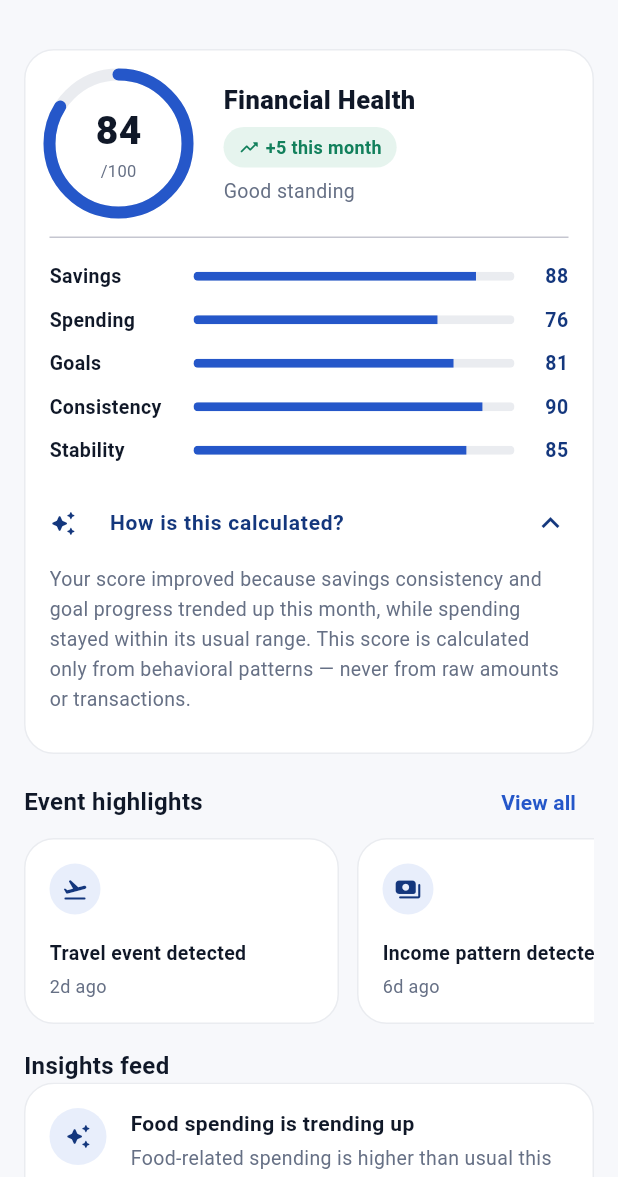
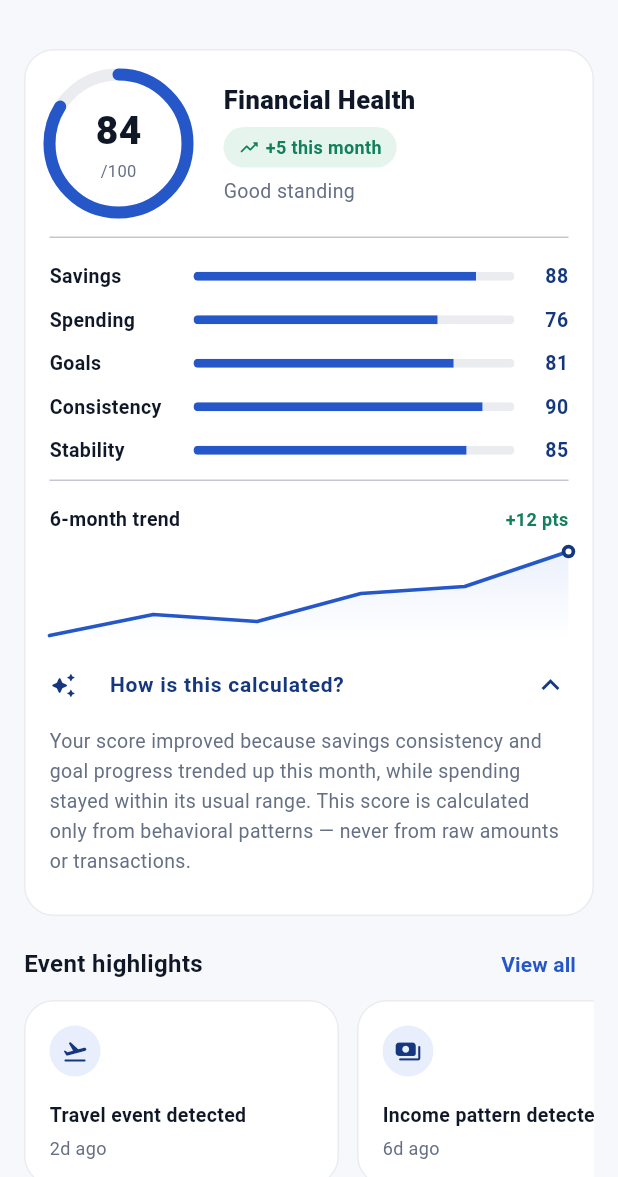
Before and after one commit to sooubh/sbi, a Flutter app: the CompassScreen screen opened directly, after a tap on "How is this calculated?", on a phone screen of 412 x 824 dp, the part 59-1236 px from its top. Run offline on Flutter 3.47's test engine with Material 3 defaults, Android fonts, the phone set to English and light mode, and no system bars; our stand-ins replace cloud_firestore, cloud_functions, firebase_auth, firebase_core, flutter_riverpod, shared_preferences; accounts and stored records are empty; network calls fail.

Commit message:
feat: 6-month health score trend chart
- HealthScore model gains a history series
- ScoreTrendChart: dependency-free CustomPainter sparkline with gradient
  fill and end-point marker
- Health Score card shows the trend with a points delta

```diff
--- a/lib/features/compass/widgets/health_score_card.dart
+++ b/lib/features/compass/widgets/health_score_card.dart
@@ -4,10 +4,11 @@ import '../../../core/constants/app_constants.dart';
 import '../../../core/theme/app_colors.dart';
 import '../../../models/health_score.dart';
 import '../../../widgets/app_card.dart';
+import '../../../widgets/score_trend_chart.dart';
 import '../../../widgets/trend_chip.dart';
 
 /// Financial Health Score card (PRD Feature 2): gauge, trend, section
-/// breakdown and an expandable plain-language AI explanation.
+/// breakdown, 6-month history chart and an expandable AI explanation.
 class HealthScoreCard extends StatelessWidget {
   const HealthScoreCard({super.key, required this.score});
 
@@ -15,6 +16,10 @@ class HealthScoreCard extends StatelessWidget {
 
   @override
   Widget build(BuildContext context) {
+    final delta = score.history.length < 2
+        ? 0
+        : score.history.last - score.history.first;
+
     return AppCard(
       child: Column(
         crossAxisAlignment: CrossAxisAlignment.start,
@@ -98,6 +103,25 @@ class HealthScoreCard extends StatelessWidget {
             ),
             const SizedBox(height: Insets.s + 2),
           ],
+          const Divider(height: 1),
+          const SizedBox(height: Insets.m),
+          Row(
+            children: [
+              const Text('6-month trend',
+                  style: TextStyle(fontSize: 13, fontWeight: FontWeight.w700, color: AppColors.ink)),
+              const Spacer(),
+              Text(
+                '${delta >= 0 ? '+' : ''}$delta pts',
+                style: TextStyle(
+                  fontSize: 12,
+                  fontWeight: FontWeight.w700,
+                  color: delta >= 0 ? AppColors.success : AppColors.warning,
+                ),
+              ),
+            ],
+          ),
+          const SizedBox(height: Insets.s),
+          ScoreTrendChart(history: score.history),
           Theme(
             data: Theme.of(context).copyWith(dividerColor: Colors.transparent),
             child: ExpansionTile(
--- a/lib/models/health_score.dart
+++ b/lib/models/health_score.dart
@@ -12,12 +12,16 @@ class HealthScore {
   const HealthScore({
     required this.total,
     required this.trendDelta,
+    required this.history,
     required this.sections,
     required this.aiExplanation,
   });
 
   final int total; // 0–100
   final int trendDelta; // points vs last month
+
+  /// Monthly score history, oldest first (last value == current total).
+  final List<int> history;
   final List<HealthScoreSection> sections;
 
   /// Plain-language explanation of the score (explainability requirement).
--- a/lib/services/demo_feed_service.dart
+++ b/lib/services/demo_feed_service.dart
@@ -16,6 +16,7 @@ final healthScoreProvider = Provider<HealthScore>((ref) {
   return const HealthScore(
     total: 84,
     trendDelta: 5,
+    history: [72, 75, 74, 78, 79, 84],
     sections: [
       HealthScoreSection(name: 'Savings', score: 88),
       HealthScoreSection(name: 'Spending', score: 76),
--- /dev/null
+++ b/lib/widgets/score_trend_chart.dart
@@ -0,0 +1,80 @@
+import 'package:flutter/material.dart';
+
+import '../core/theme/app_colors.dart';
+
+/// Dependency-free sparkline for the health score history.
+class ScoreTrendChart extends StatelessWidget {
+  const ScoreTrendChart({super.key, required this.history});
+
+  /// Monthly values, oldest first.
+  final List<int> history;
+
+  @override
+  Widget build(BuildContext context) {
+    return SizedBox(
+      height: 64,
+      width: double.infinity,
+      child: CustomPaint(painter: _SparklinePainter(values: history)),
+    );
+  }
+}
+
+class _SparklinePainter extends CustomPainter {
+  _SparklinePainter({required this.values});
+
+  final List<int> values;
+
+  @override
+  void paint(Canvas canvas, Size size) {
+    if (values.length < 2) return;
+
+    final min = values.reduce((a, b) => a < b ? a : b).toDouble();
+    final max = values.reduce((a, b) => a > b ? a : b).toDouble();
+    final range = (max - min) == 0 ? 1.0 : (max - min);
+    final dx = size.width / (values.length - 1);
+
+    Offset pointAt(int i) {
+      final normalized = (values[i] - min) / range;
+      return Offset(i * dx, size.height - 4 - normalized * (size.height - 8));
+    }
+
+    final line = Path()..moveTo(pointAt(0).dx, pointAt(0).dy);
+    for (var i = 1; i < values.length; i++) {
+      line.lineTo(pointAt(i).dx, pointAt(i).dy);
+    }
+
+    // Soft gradient fill under the line.
+    final fill = Path.from(line)
+      ..lineTo(size.width, size.height)
+      ..lineTo(0, size.height)
+      ..close();
+    canvas.drawPath(
+      fill,
+      Paint()
+        ..shader = LinearGradient(
+          begin: Alignment.topCenter,
+          end: Alignment.bottomCenter,
+          colors: [AppColors.lightBlue.withOpacity(0.9), AppColors.lightBlue.withOpacity(0.0)],
+        ).createShader(Offset.zero & size),
+    );
+
+    canvas.drawPath(
+      line,
+      Paint()
+        ..color = AppColors.blue
+        ..style = PaintingStyle.stroke
+        ..strokeWidth = 2.5
+        ..strokeCap = StrokeCap.round
+        ..strokeJoin = StrokeJoin.round,
+    );
+
+    // End-point marker for the current month.
+    final last = pointAt(values.length - 1);
+    canvas.drawCircle(last, 4.5, Paint()..color = AppColors.deepBlue);
+    canvas.drawCircle(last, 2, Paint()..color = Colors.white);
+  }
+
+  @override
+  bool shouldRepaint(_SparklinePainter oldDelegate) =>
+      oldDelegate.values != values;
+}
```
